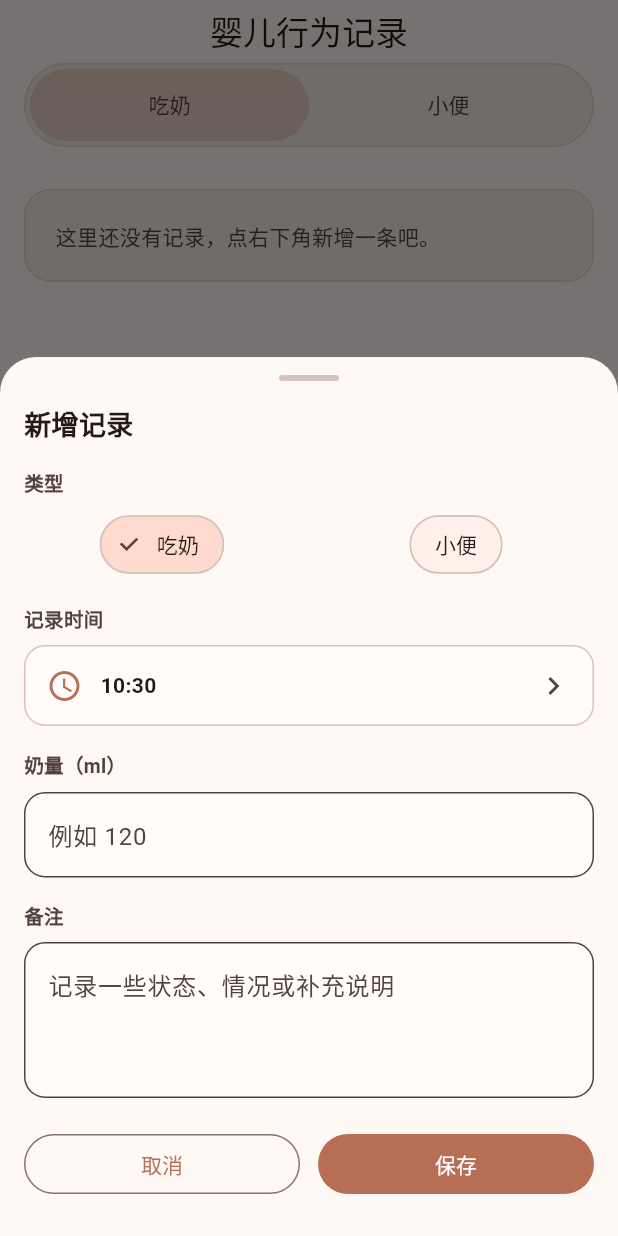
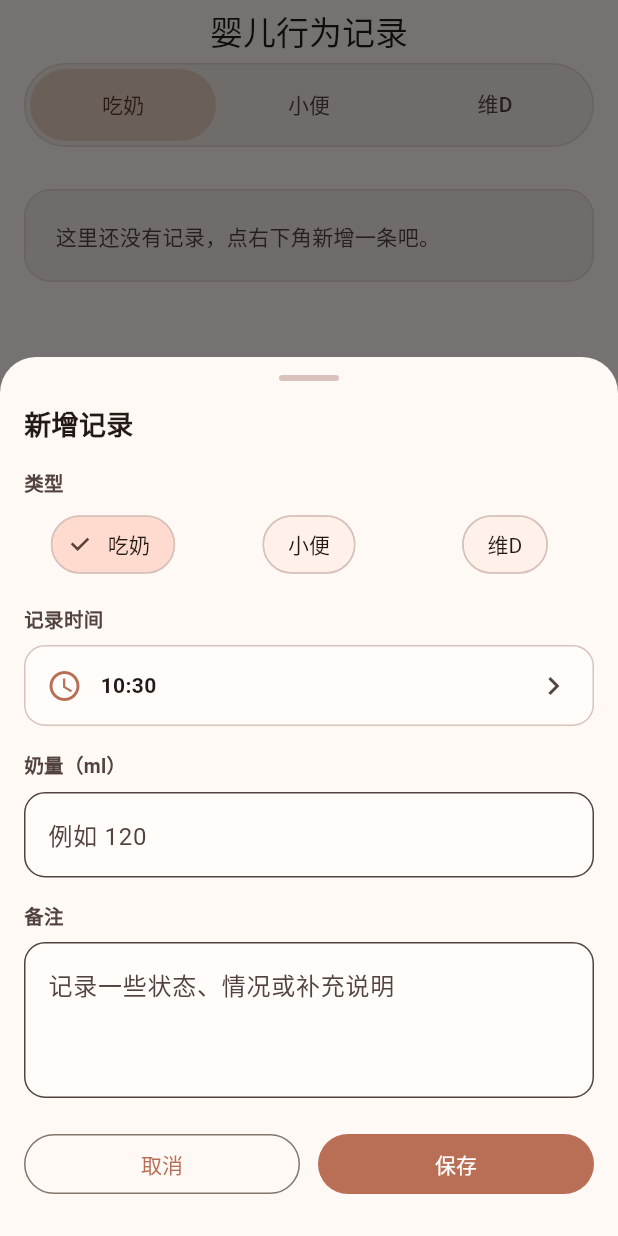
Before and after one commit to YeFei572/lingyun_time, a Flutter app: the screen it shows after launch, after a tap on the "add" icon, on a phone screen of 412 x 824 dp. Run offline on Flutter 3.47's test engine with Material 3 defaults, Android fonts, the phone set to English and light mode, and no system bars; our stand-ins replace file_picker, fl_chart, flutter_riverpod, hugeicons.

Commit message:
VD记录

```diff
--- a/lib/src/features/baby_log/presentation/baby_log_page.dart
+++ b/lib/src/features/baby_log/presentation/baby_log_page.dart
@@ -21,7 +21,7 @@ class _BabyLogPageState extends ConsumerState<BabyLogPage> with TickerProviderSt
   @override
   void initState() {
     super.initState();
-    _tabController = TabController(length: 2, vsync: this);
+    _tabController = TabController(length: 3, vsync: this);
   }
 
   @override
@@ -66,6 +66,7 @@ class _BabyLogPageState extends ConsumerState<BabyLogPage> with TickerProviderSt
                 tabs: const [
                   Tab(text: '吃奶'),
                   Tab(text: '小便'),
+                  Tab(text: '维D'),
                 ],
               ),
             ),
@@ -76,6 +77,7 @@ class _BabyLogPageState extends ConsumerState<BabyLogPage> with TickerProviderSt
         data: (items) {
           final feedItems = items.where((e) => e.isFeeding).toList();
           final urineItems = items.where((e) => e.isUrination).toList();
+          final vitaminDItems = items.where((e) => e.isVitaminD).toList();
           final birthDate = babyProfileState.maybeWhen(
             data: (profile) => profile.birthDate,
             orElse: () => null,
@@ -96,6 +98,12 @@ class _BabyLogPageState extends ConsumerState<BabyLogPage> with TickerProviderSt
                 birthDate: birthDate,
                 showChartButton: false,
               ),
+              _LogList(
+                items: vitaminDItems,
+                recordKind: 'vitaminD',
+                birthDate: birthDate,
+                showChartButton: false,
+              ),
             ],
           );
         },
@@ -104,7 +112,11 @@ class _BabyLogPageState extends ConsumerState<BabyLogPage> with TickerProviderSt
       ),
       floatingActionButton: FloatingActionButton(
         onPressed: () {
-          final type = _tabController.index == 0 ? '吃奶' : '小便';
+          final type = switch (_tabController.index) {
+            0 => '吃奶',
+            1 => '小便',
+            _ => '维D',
+          };
           _showEntrySheet(context, ref, defaultType: type);
         },
         shape: const CircleBorder(),
@@ -193,6 +205,14 @@ class _BabyLogPageState extends ConsumerState<BabyLogPage> with TickerProviderSt
                                 onSelected: (_) => setState(() => selectedType = '小便'),
                               ),
                             ),
+                            const SizedBox(width: 12),
+                            Expanded(
+                              child: ChoiceChip(
+                                label: const Text('维D'),
+                                selected: selectedType == '维D',
+                                onSelected: (_) => setState(() => selectedType = '维D'),
+                              ),
+                            ),
                           ],
                         );
                       },
@@ -214,12 +234,22 @@ class _BabyLogPageState extends ConsumerState<BabyLogPage> with TickerProviderSt
                       },
                     ),
                     const SizedBox(height: 16),
-                    _SectionLabel(selectedType == '吃奶' ? '奶量（ml）' : '次数/描述'),
+                    _SectionLabel(
+                      selectedType == '吃奶'
+                          ? '奶量（ml）'
+                          : selectedType == '维D'
+                              ? '剂量/描述'
+                              : '次数/描述',
+                    ),
                     TextField(
                       controller: amountController,
                       keyboardType: TextInputType.number,
                       decoration: InputDecoration(
-                        hintText: selectedType == '吃奶' ? '例如 120' : '例如 正常',
+                        hintText: selectedType == '吃奶'
+                            ? '例如 120'
+                            : selectedType == '维D'
+                                ? '例如 400'
+                                : '例如 正常',
                       ),
                     ),
                     const SizedBox(height: 16),
@@ -715,11 +745,19 @@ class _LogTile extends ConsumerWidget {
         leading: CircleAvatar(
           backgroundColor: entry.isFeeding
               ? (isDark ? const Color(0xFF2B394A) : const Color(0xFFE8CFC3))
+              : entry.isVitaminD
+                  ? (isDark ? const Color(0xFF2F4033) : const Color(0xFFDDE8D4))
                   : (isDark ? const Color(0xFF313342) : const Color(0xFFE7DCC6)),
           child: entry.isFeeding
               ? HugeIcon(
                   icon: HugeIcons.strokeRoundedBabyBottle,
                   color: isDark ? const Color(0xFFE7EAF0) : const Color(0xFF5B392B),
+                  size: 23,
+                )
+              : entry.isVitaminD
+                  ? Icon(
+                      Icons.brightness_5_outlined,
+                      color: isDark ? const Color(0xFFE7EAF0) : const Color(0xFF4E663E),
                       size: 23,
                     )
                   : Icon(
@@ -728,7 +766,7 @@ class _LogTile extends ConsumerWidget {
                       size: 23,
                     ),
         ),
-        title: Text(entry.isFeeding ? '吃奶 · ${entry.amountMl} ml' : '小便'),
+        title: Text(entry.isFeeding ? '吃奶 · ${entry.amountMl} ml' : entry.isVitaminD ? '维D' : '小便'),
         subtitle: Text(
           _formatRelativeTime(entry.time),
           style: TextStyle(color: scheme.onSurfaceVariant),
--- a/lib/src/shared/models/baby_log_entry.dart
+++ b/lib/src/shared/models/baby_log_entry.dart
@@ -18,7 +18,8 @@ class BabyLogEntry {
   final int sortOrder;
 
   bool get isFeeding => type == '吃奶';
-  bool get isUrination => type == '小便' || type == '大便';
+  bool get isUrination => type == '小便';
+  bool get isVitaminD => type == '维D';
 
   BabyLogEntry copyWith({
     String? id,
@@ -64,7 +65,8 @@ class BabyLogEntry {
     final repaired = _repairMojibake(rawType).trim();
     return switch (repaired) {
       '吃奶' => '吃奶',
-      '小便' || '大便' => '小便',
+      '小便' => '小便',
+      '维D' => '维D',
       _ => repaired,
     };
   }
```
Lines whose indentation alone changed are shown as unchanged.
